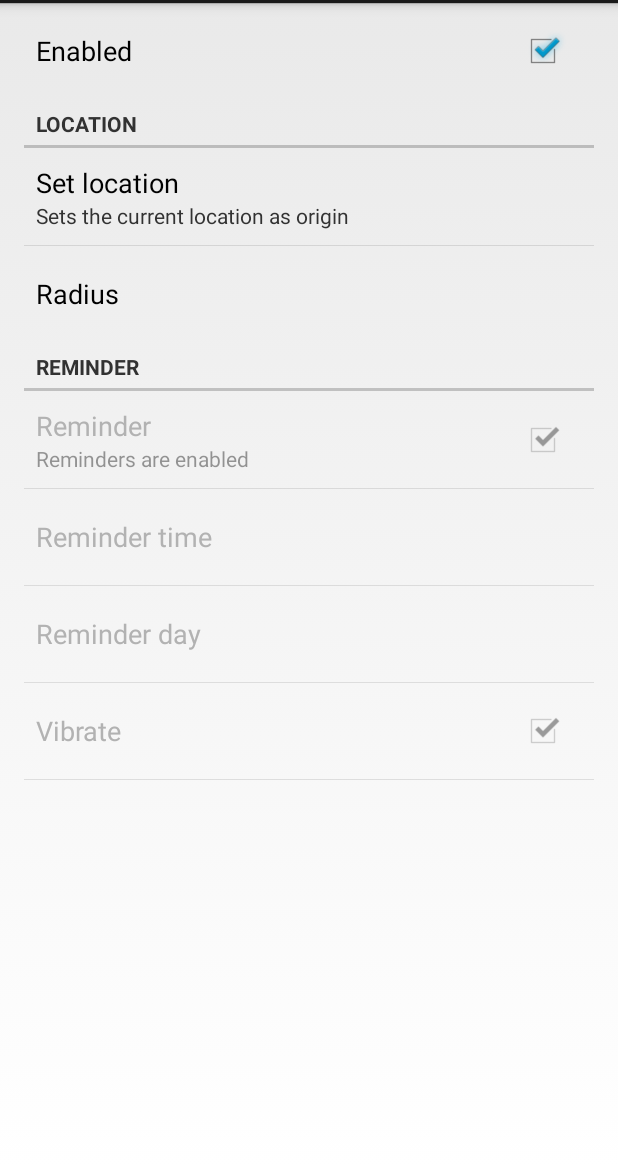
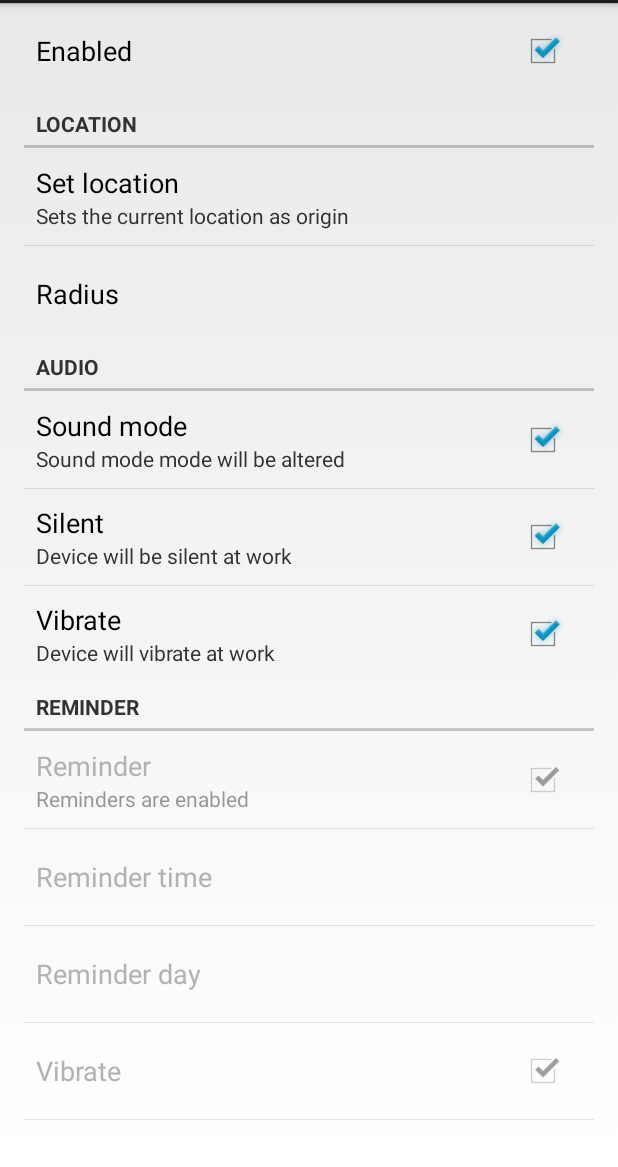
Before and after one commit to tokko/CameAndWent, an Android app: the screen it shows after launch (MainActivity), on a phone screen of 412 x 824 dp, the part 69-1236 px from its top. Run offline under Robolectric (Android 15) with nearby library versions, the phone set to English and light mode, and no system bars.

Commit message:
lade till sound mode handling i clockmanager

```diff
--- a/app/src/main/java/com/tokko/cameandwent/cameandwent/ClockManager.java
+++ b/app/src/main/java/com/tokko/cameandwent/cameandwent/ClockManager.java
@@ -2,12 +2,20 @@ package com.tokko.cameandwent.cameandwent;
 
 import android.content.ContentValues;
 import android.content.Context;
+import android.content.SharedPreferences;
+import android.media.AudioManager;
+import android.preference.PreferenceManager;
 
 public class ClockManager {
     private Context context;
+    private SharedPreferences sp;
+    private static final String PREV_SOUNDMODE_KEY = "prevsoundmodekey";
+    private  AudioManager am;
 
     public ClockManager(Context context) {
         this.context = context;
+        sp = PreferenceManager.getDefaultSharedPreferences(context);
+        am = (AudioManager) context.getSystemService(Context.AUDIO_SERVICE);
     }
 
     public void clockIn(){
@@ -23,11 +31,23 @@ public class ClockManager {
         ContentValues cv = new ContentValues();
         cv.put(CameAndWentProvider.CAME, time);
         context.getContentResolver().insert(CameAndWentProvider.URI_CAME, cv);
+        if(sp.getBoolean("soundmode", false)){
+            sp.edit().putInt(PREV_SOUNDMODE_KEY, am.getRingerMode()).apply();
+            boolean vibrate = sp.getBoolean("vibrate", false);
+            boolean silent = sp.getBoolean("silent", false);
+            if(vibrate)
+                am.setRingerMode(AudioManager.RINGER_MODE_VIBRATE);
+            else if(silent)
+                am.setRingerMode(AudioManager.RINGER_MODE_SILENT);
+        }
     }
 
     public void clockOut(long time) {
         ContentValues cv = new ContentValues();
         cv.put(CameAndWentProvider.WENT, time);
         context.getContentResolver().update(CameAndWentProvider.URI_WENT, cv, null, null);
+        if(sp.getBoolean("soundmode", false)){
+            am.setRingerMode(sp.getInt(PREV_SOUNDMODE_KEY, AudioManager.RINGER_MODE_NORMAL));
+        }
     }
 }
--- a/app/src/main/java/com/tokko/cameandwent/cameandwent/GeofenceService.java
+++ b/app/src/main/java/com/tokko/cameandwent/cameandwent/GeofenceService.java
@@ -42,7 +42,6 @@ public class GeofenceService extends IntentService implements GoogleApiClient.Co
 
     @Override
     protected void onHandleIntent(Intent intent) {
-        postNotification(0, intent.getAction());
         if(intent.getAction().equals(ACTIVATE_GEOFENCE)){
             registerGeofence();
         }
@@ -50,17 +49,19 @@ public class GeofenceService extends IntentService implements GoogleApiClient.Co
             registerGeofence();
         }
         else if(intent.getAction().equals(ACTION)) {
+            if(!PreferenceManager.getDefaultSharedPreferences(getApplicationContext()).getBoolean("enabled", true)) return;
             GeofencingEvent event = GeofencingEvent.fromIntent(intent);
             Log.d("recvr", "Intent fired");
             int transition = event.getGeofenceTransition();
             ClockManager cm = new ClockManager(getApplicationContext());
-            postNotification(1, "GEOFENCE EVENT FUCK YEAH");
             if(transition == Geofence.GEOFENCE_TRANSITION_ENTER) {
                 Log.d("recvr", "entered");
+                postNotification(1, "Arrived at work");
                 Toast.makeText(getApplicationContext(), "Entered", Toast.LENGTH_SHORT).show();
                 cm.clockIn();
             }
             else if(transition == Geofence.GEOFENCE_TRANSITION_EXIT) {
+                postNotification(1, "Left work");
                 Log.d("recvr", "exited");
                 cm.clockOut();
             }
--- a/app/src/main/res/xml/preferences.xml
+++ b/app/src/main/res/xml/preferences.xml
@@ -26,9 +26,41 @@
 
     <PreferenceCategory
         android:dependency="enabled"
+        android:title="Audio"
+        android:key="audio"
+        android:defaultValue="true" >
+
+        <CheckBoxPreference
+            android:defaultValue="true"
+            android:title="Sound mode"
+            android:dependency="audio"
+            android:summaryOff="Sound mode will be unaltered"
+            android:summaryOn="Sound mode mode will be altered"
+            android:key="soundmode" />
+
+        <CheckBoxPreference
+            android:dependency="soundmode"
+            android:title="Silent"
+            android:defaultValue="true"
+            android:key="silent"
+            android:summaryOn="Device will be silent at work"
+            android:summaryOff="Device will not be silent at work"/>
+        <CheckBoxPreference
+            android:dependency="silent"
+            android:key="vibrate"
+            android:title="Vibrate"
+            android:summaryOn="Device will vibrate at work"
+            android:summaryOff="Device will not vibrate at work"
+            android:defaultValue="true" />
+
+    </PreferenceCategory>
+
+    <PreferenceCategory
+        android:dependency="enabled"
         android:defaultValue="true"
         android:enabled="false"
         android:title="Reminder">
+
 
         <CheckBoxPreference
             android:defaultValue="true"
```
Also changed, not shown: app/build.gradle (+13 -2 lines), app/src/main/res/drawable-xxxhdpi/ic_launcher.png (added), 2 other files.
